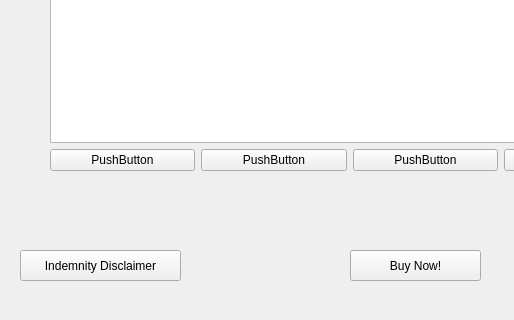
Old version of the form brochure/home.ui in the repository Team-llamas/Project-1; both pictures show x 0 to 514 and y 610 to 930 of the 882 by 1017 pixel window.
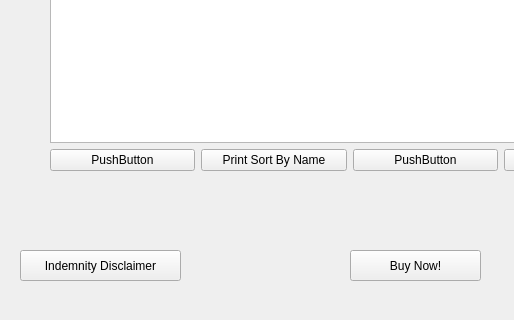
New version of the form. Icons and pictures are not drawn.

Commit message: just a commit for swtiching branches

The edit to the form file:
```diff
--- a/brochure/home.ui
+++ b/brochure/home.ui
@@ -871,7 +871,7 @@
          <item>
           <widget class="QPushButton" name="pushButton_4">
            <property name="text">
-            <string>PushButton</string>
+            <string>Print Sort By Name</string>
            </property>
           </widget>
          </item>
```
Left out of the diff: 4 changed lines with no effect on the pictures. The commit also changes 2 other files.
